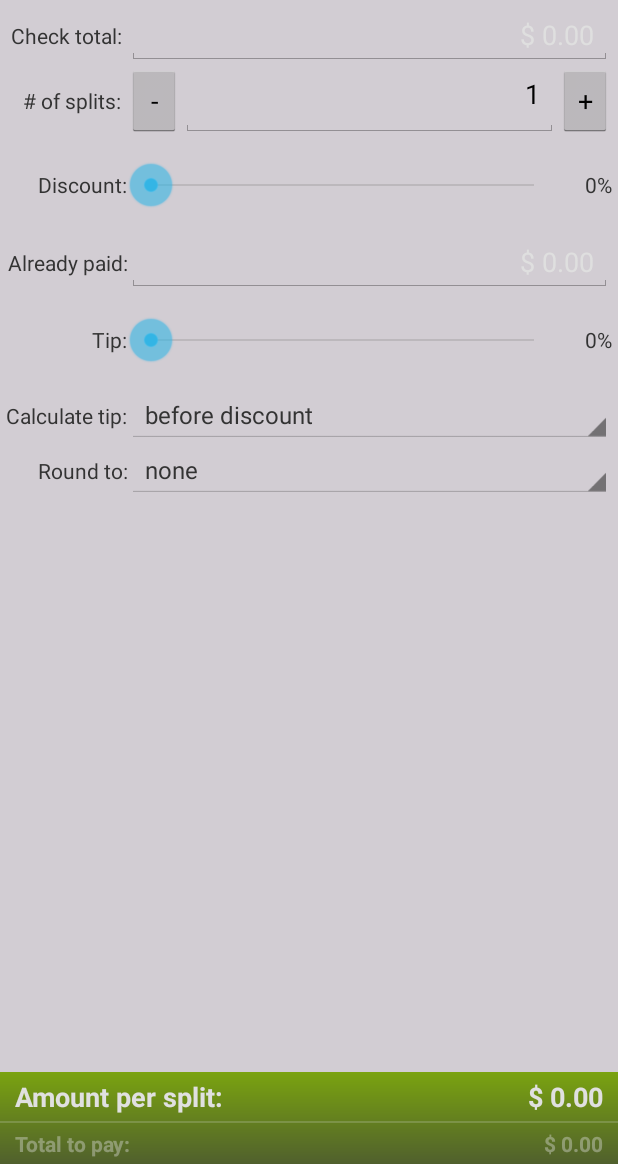
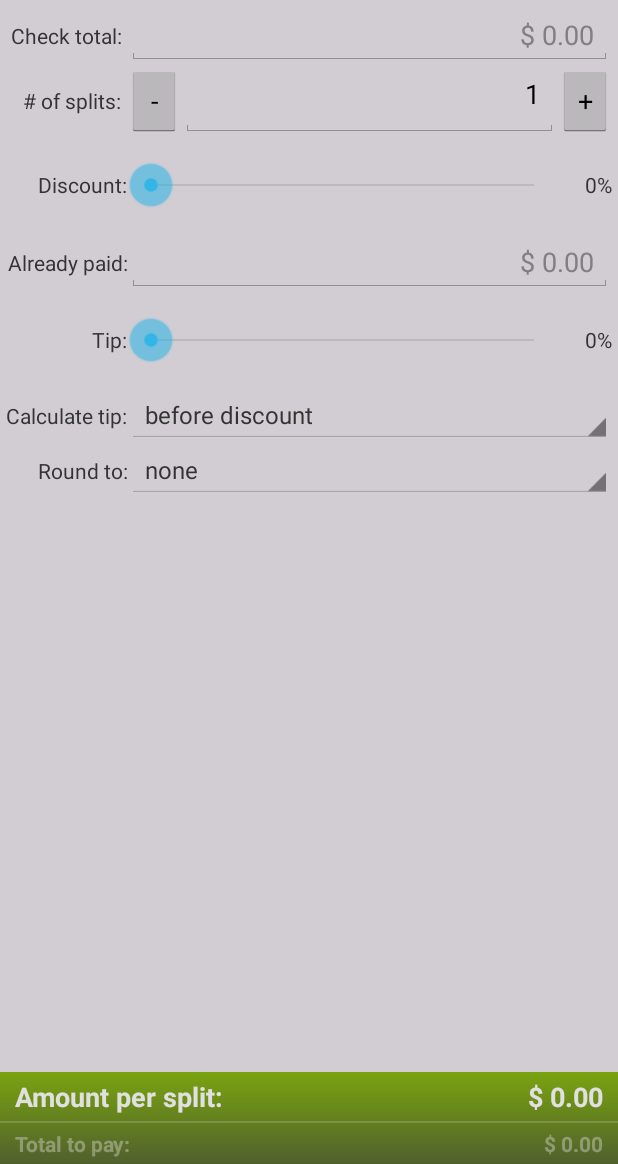
Before and after one commit to axelitus/android-CheckSplit, an Android app: the screen it shows after launch (MainActivity), on a phone screen of 412 x 824 dp, the part 72-1236 px from its top. Run offline under Robolectric (Android 15) with nearby library versions, the phone set to English and light mode, and no system bars.

Commit message:
Removed the textColorHint from all textboxes and the colors file

```diff
--- a/CheckSplit/src/main/res/layout/activity_main.xml
+++ b/CheckSplit/src/main/res/layout/activity_main.xml
@@ -95,7 +95,7 @@
                             android:layout_gravity="center_vertical"
                             android:digits="0123456789."
                             android:numeric="decimal"
-                            android:textColorHint="@color/textbox_hint_color"/>
+                            android:singleLine="true"/>
                 </TableRow>
 
                 <TableRow
@@ -134,7 +134,8 @@
                             android:numeric="integer"
                             android:hint="@string/main_split_count_hint"
                             android:text="@string/main_split_count_default_value"
-                            android:layout_span="2"/>
+                            android:layout_span="2"
+                            android:singleLine="true"/>
 
                     <Button
                             android:layout_width="wrap_content"
@@ -201,7 +202,7 @@
                             android:digits="0123456789."
                             android:hint="@string/main_already_paid_hint"
                             android:numeric="decimal"
-                            android:textColorHint="@color/textbox_hint_color"/>
+                            android:singleLine="true"/>
                 </TableRow>
 
                 <TableRow
--- a/CheckSplit/src/main/res/values/colors.xml
+++ b/CheckSplit/src/main/res/values/colors.xml
@@ -2,7 +2,6 @@
 <resources>
     <color name="app_background">#ffd2cdd3</color>
     <color name="text_color">#f333</color>
-    <color name="textbox_hint_color">#ffdfdfdf</color>
 
     <color name="main_title_text">#ffe0e0e0</color>
     <color name="main_amount_per_split_text">#ffe0e0e0</color>
```
